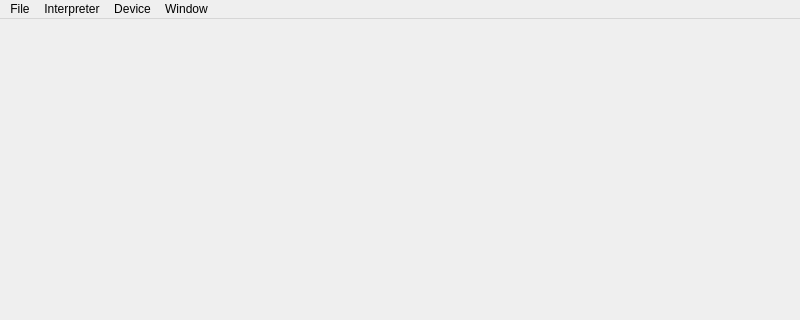
The window that qt/mainwindow.ui (inseven/opolua) describes before a commit, drawn with Qt 5; both pictures show x 0 to 800 and y 0 to 320 of the 800 by 600 pixel window.
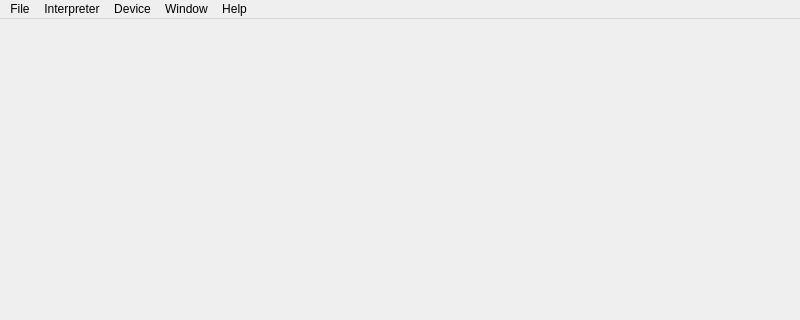
The same window after the commit. Custom widgets are drawn as their Qt base class.

Commit message: feat(qt): Add "Report Issue" menu option

```diff
--- a/qt/mainwindow.ui
+++ b/qt/mainwindow.ui
@@ -80,10 +80,17 @@
     </property>
     <addaction name="actionAbout"/>
    </widget>
+   <widget class="QMenu" name="menuHelp">
+    <property name="title">
+     <string>Help</string>
+    </property>
+    <addaction name="actionReportIssue"/>
+   </widget>
    <addaction name="menuFile"/>
    <addaction name="menuInterpreter"/>
    <addaction name="menuDevice"/>
    <addaction name="menuWindow"/>
+   <addaction name="menuHelp"/>
   </widget>
   <widget class="QStatusBar" name="statusbar"/>
   <action name="actionOpen">
```
Left out of the diff: 8 changed lines with no effect on the pictures. The commit also changes 2 other files.
